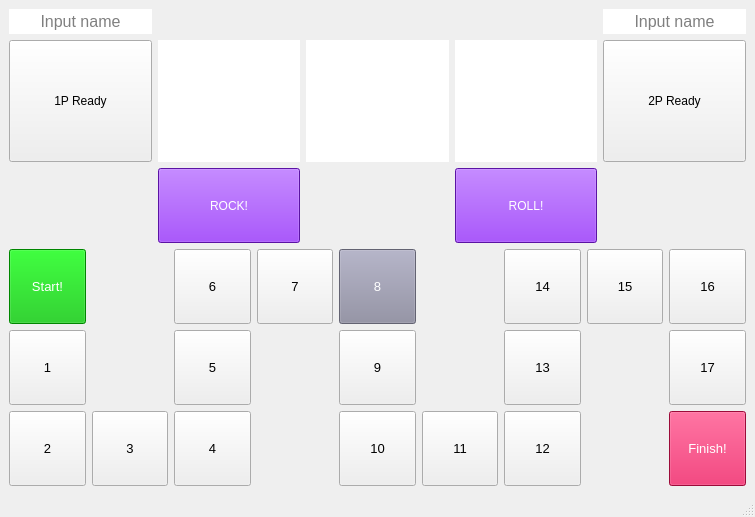
Above: Game.ui from Vyaseslav/TableGame before the change. Below: the same form after it.
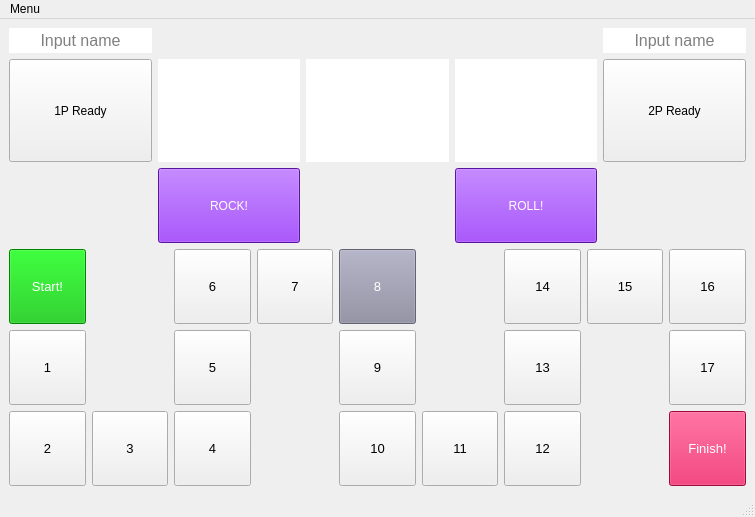
That is the form after the change.

Diff of the .ui file:
```diff
--- a/Game.ui
+++ b/Game.ui
@@ -724,6 +724,13 @@
      <height>26</height>
     </rect>
    </property>
+   <widget class="QMenu" name="menuMenu">
+    <property name="title">
+     <string>Menu</string>
+    </property>
+    <addaction name="actionRestart"/>
+   </widget>
+   <addaction name="menuMenu"/>
   </widget>
   <widget class="QStatusBar" name="statusbar"/>
  </widget>
```
Left out of the diff: 8 changed lines with no effect on the pictures.
